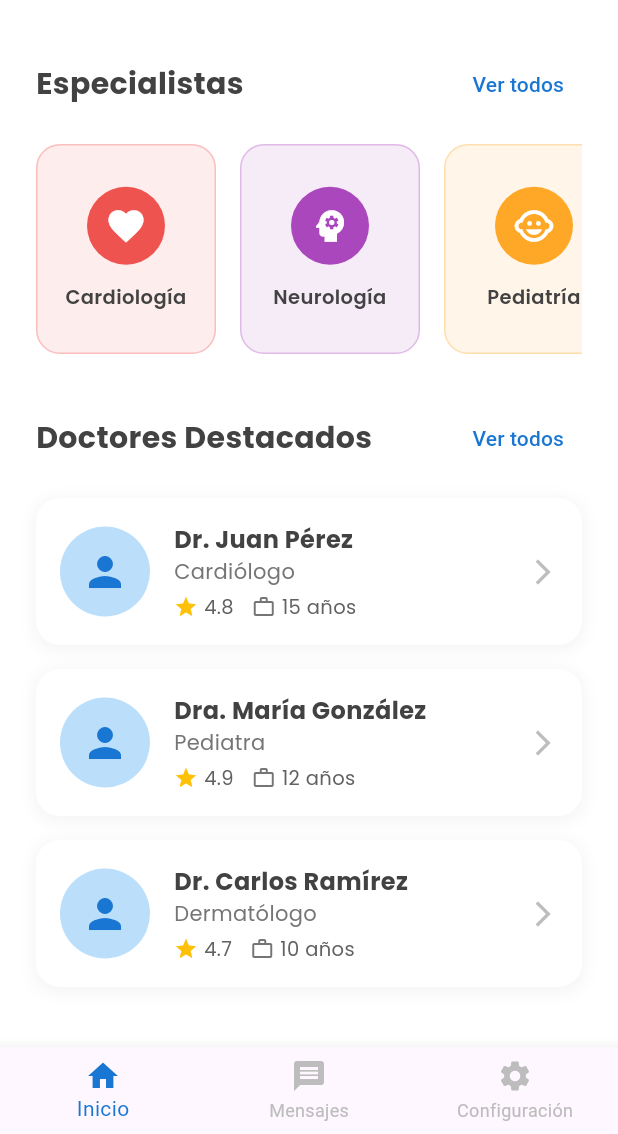
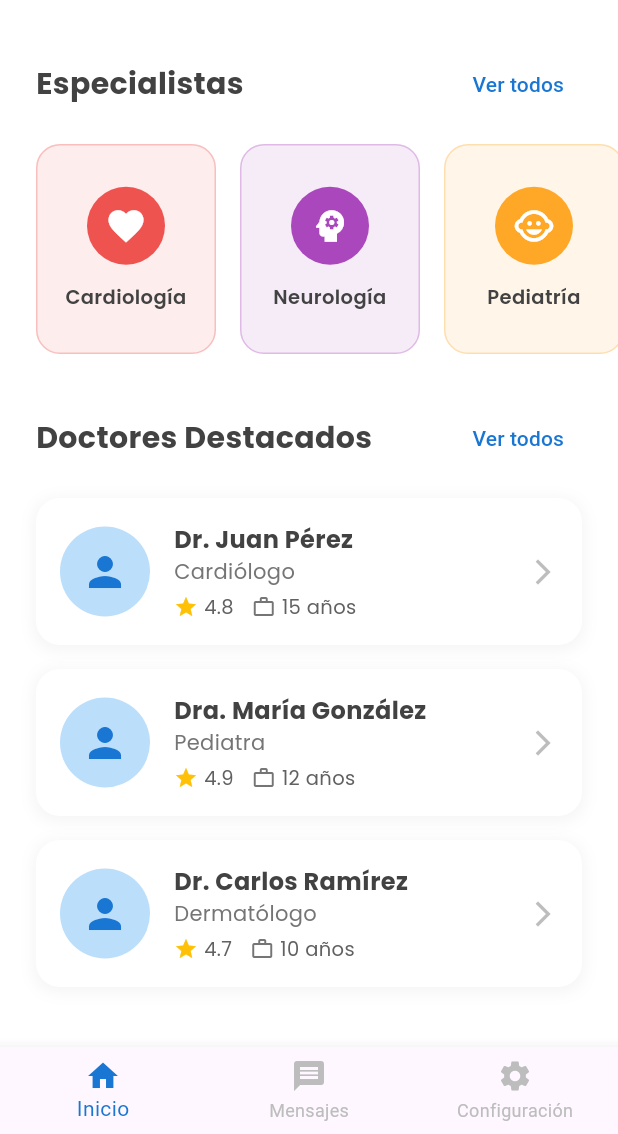
Before and after one commit to Jarvyes14/login-medico, a Flutter app: the HomeScreen screen opened directly, scrolled down 233 dp, on a phone screen of 412 x 824 dp, the part 102-1236 px from its top. Run offline on Flutter 3.47's test engine with Material 3 defaults, Android fonts, the light colour scheme and no system bars; our stand-ins replace cloud_firestore, firebase_auth, firebase_core, google_fonts; accounts and stored records are empty.

Commit message:
fix(home_screen): fix the padding of one element of home_screen

```diff
--- a/lib/screens/home/home_screen.dart
+++ b/lib/screens/home/home_screen.dart
@@ -59,6 +59,7 @@ class _HomeScreenState extends State<HomeScreen> {
         children: [
           // Header con saludo
           Container(
+            width: double.infinity,
             padding: const EdgeInsets.all(24),
             decoration: BoxDecoration(
               gradient: LinearGradient(
@@ -92,10 +93,12 @@ class _HomeScreenState extends State<HomeScreen> {
 
           // Opciones principales
           Padding(
-            padding: const EdgeInsets.all(24),
+            padding: const EdgeInsets.all(0),
             child: Column(
               children: [
-                Row(
+                Padding(
+                  padding: const EdgeInsets.only(left: 24, right: 24, top: 24),
+                  child: Row(
                     children: [
                       Expanded(
                         child: _buildActionCard(
@@ -130,11 +133,14 @@ class _HomeScreenState extends State<HomeScreen> {
                       ),
                     ],
                   ),
+                ),
 
                 const SizedBox(height: 32),
 
                 // Sección de Especialistas
-                Row(
+                Padding(
+                  padding: const EdgeInsets.only(left: 24, right: 24),
+                  child: Row(
                     mainAxisAlignment: MainAxisAlignment.spaceBetween,
                     children: [
                       Text(
@@ -154,19 +160,24 @@ class _HomeScreenState extends State<HomeScreen> {
                       ),
                     ],
                   ),
+                ),
 
                 const SizedBox(height: 16),
 
                 // Lista horizontal de especialistas
                 SizedBox(
                   height: 140,
+                  width: MediaQuery.of(context).size.width + 48,
                   child: ListView(
                     scrollDirection: Axis.horizontal,
                     children: [
-                      _buildSpecialistCard(
+                      Padding(
+                        padding: const EdgeInsets.only(left: 24),
+                        child: _buildSpecialistCard(
                           icon: Icons.favorite,
                           specialty: 'Cardiología',
                           color: Colors.red[400]!,
+                        ),
                       ),
                       _buildSpecialistCard(
                         icon: Icons.psychology,
@@ -195,7 +206,9 @@ class _HomeScreenState extends State<HomeScreen> {
                 const SizedBox(height: 32),
 
                 // Sección de Doctores Populares
-                Row(
+                Padding(
+                  padding: const EdgeInsets.only(left: 24, right: 24),
+                  child: Row(
                     mainAxisAlignment: MainAxisAlignment.spaceBetween,
                     children: [
                       Text(
@@ -215,10 +228,15 @@ class _HomeScreenState extends State<HomeScreen> {
                       ),
                     ],
                   ),
+                ),
 
                 const SizedBox(height: 16),
 
                 // Lista de doctores
+                Padding(
+                  padding: const EdgeInsets.only(left: 24, right: 24, bottom: 24),
+                  child: Column(
+                    children: [
                       _buildDoctorCard(
                         name: 'Dr. Juan Pérez',
                         specialty: 'Cardiólogo',
@@ -236,6 +254,9 @@ class _HomeScreenState extends State<HomeScreen> {
                         specialty: 'Dermatólogo',
                         rating: 4.7,
                         experience: '10 años',
+                      ),
+                    ],
+                  ),
                 ),
               ],
             ),
```
Also changed, not shown: pubspec.yaml (+5 -5 lines), pubspec.lock. Lines whose indentation alone changed are shown as unchanged.
